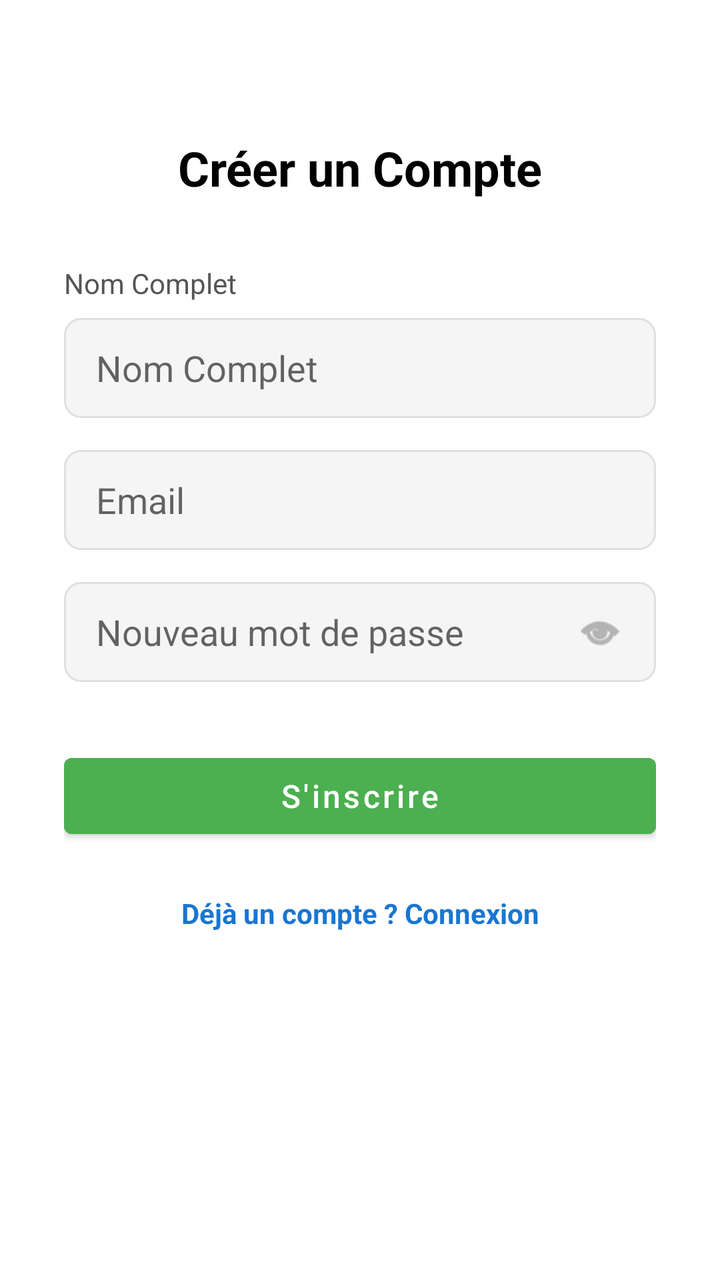
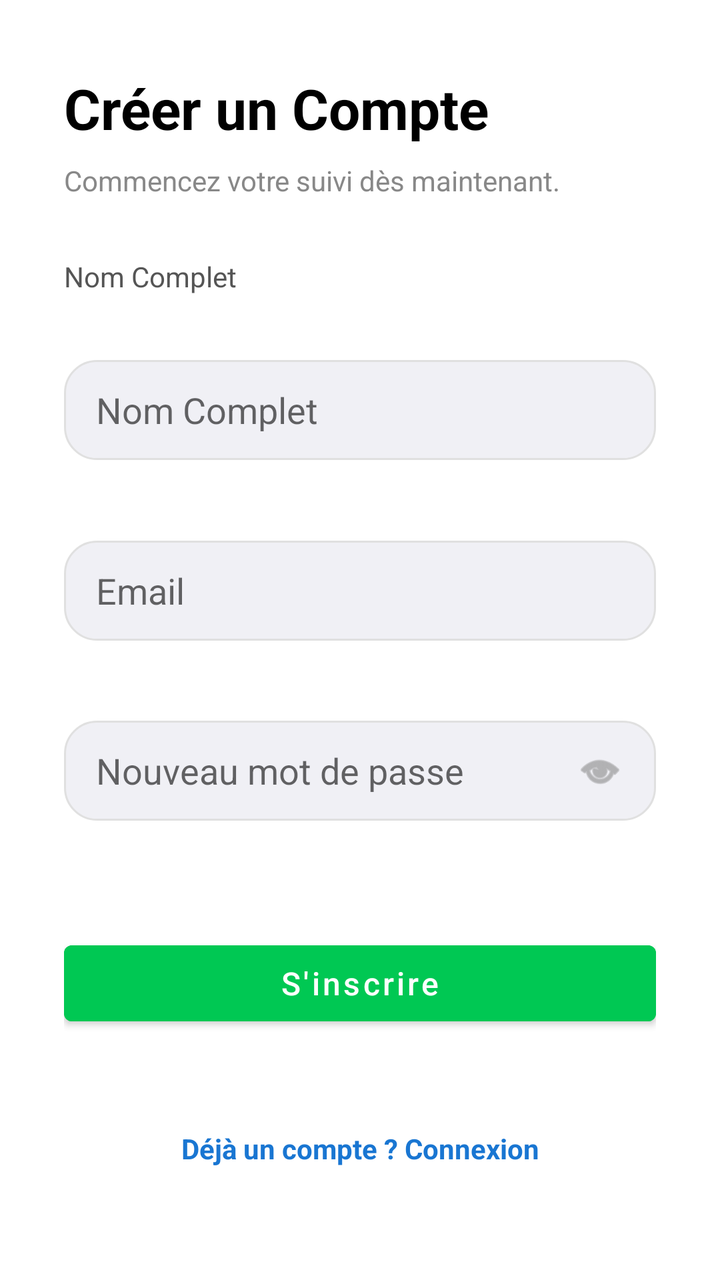

The first picture is an Android layout as it rendered before a commit; the second is the same layout after the commit. The layout source and the unified diff follow.
<!-- AndroidManifest.xml: application theme Theme.CaloriesTracker -->
<!-- res/layout/fragment_register.xml -->
<?xml version="1.0" encoding="utf-8"?>
<androidx.constraintlayout.widget.ConstraintLayout xmlns:android="http://schemas.android.com/apk/res/android"
    xmlns:app="http://schemas.android.com/apk/res-auto"
    android:layout_width="match_parent"
    android:layout_height="match_parent"
    android:background="#FFFFFF"
    android:padding="32dp">

    <TextView
        android:id="@+id/tvRegisterTitle"
        android:layout_width="wrap_content"
        android:layout_height="wrap_content"
        android:text="Créer un Compte"
        android:textColor="#000000"
        android:textSize="24sp"
        android:textStyle="bold"
        app:layout_constraintBottom_toTopOf="@+id/tvNameLabel"
        app:layout_constraintEnd_toEndOf="parent"
        app:layout_constraintStart_toStartOf="parent"
        app:layout_constraintTop_toTopOf="parent"
        app:layout_constraintVertical_bias="0.2"
        app:layout_constraintVertical_chainStyle="packed" />

    <TextView
        android:id="@+id/tvNameLabel"
        android:layout_width="wrap_content"
        android:layout_height="wrap_content"
        android:layout_marginTop="32dp"
        android:text="Nom Complet"
        android:textColor="#555555"
        android:textSize="14sp"
        app:layout_constraintBottom_toTopOf="@+id/etName"
        app:layout_constraintStart_toStartOf="parent"
        app:layout_constraintTop_toBottomOf="@+id/tvRegisterTitle" />

    <EditText
        android:id="@+id/etName"
        android:layout_width="match_parent"
        android:layout_height="50dp"
        android:layout_marginTop="8dp"
        android:background="@drawable/bg_edittext"
        android:hint="Nom Complet"
        android:inputType="textPersonName"
        android:paddingStart="16dp"
        android:paddingEnd="16dp"
        app:layout_constraintBottom_toTopOf="@+id/etEmail"
        app:layout_constraintTop_toBottomOf="@+id/tvNameLabel" />

    <EditText
        android:id="@+id/etEmail"
        android:layout_width="match_parent"
        android:layout_height="50dp"
        android:layout_marginTop="16dp"
        android:background="@drawable/bg_edittext"
        android:hint="Email"
        android:inputType="textEmailAddress"
        android:paddingStart="16dp"
        android:paddingEnd="16dp"
        app:layout_constraintBottom_toTopOf="@+id/etPassword"
        app:layout_constraintTop_toBottomOf="@+id/etName" />

    <EditText
        android:id="@+id/etPassword"
        android:layout_width="match_parent"
        android:layout_height="50dp"
        android:layout_marginTop="16dp"
        android:background="@drawable/bg_edittext"
        android:hint="Nouveau mot de passe"
        android:inputType="textPassword"
        android:paddingStart="16dp"
        android:paddingEnd="48dp"
        app:layout_constraintBottom_toTopOf="@+id/btnRegister"
        app:layout_constraintTop_toBottomOf="@+id/etEmail" />

    <ImageView
        android:layout_width="24dp"
        android:layout_height="24dp"
        android:layout_marginEnd="16dp"
        android:src="@android:drawable/ic_menu_view"
        app:tint="#888888"
        app:layout_constraintBottom_toBottomOf="@+id/etPassword"
        app:layout_constraintEnd_toEndOf="@+id/etPassword"
        app:layout_constraintTop_toTopOf="@+id/etPassword" />

    <Button
        android:id="@+id/btnRegister"
        android:layout_width="match_parent"
        android:layout_height="50dp"
        android:layout_marginTop="32dp"
        android:backgroundTint="#4CAF50"
        android:text="S'inscrire"
        android:textAllCaps="false"
        android:textColor="#FFFFFF"
        android:textSize="16sp"
        app:layout_constraintBottom_toTopOf="@+id/tvLogin"
        app:layout_constraintTop_toBottomOf="@+id/etPassword" />

    <TextView
        android:id="@+id/tvLogin"
        android:layout_width="wrap_content"
        android:layout_height="wrap_content"
        android:layout_marginTop="24dp"
        android:text="Déjà un compte ? Connexion"
        android:textColor="#1976D2"
        android:textSize="14sp"
        android:textStyle="bold"
        app:layout_constraintBottom_toBottomOf="parent"
        app:layout_constraintEnd_toEndOf="parent"
        app:layout_constraintStart_toStartOf="parent"
        app:layout_constraintTop_toBottomOf="@+id/btnRegister" />

</androidx.constraintlayout.widget.ConstraintLayout>
<!-- resources referenced by this layout -->
<resources>
  <!-- drawable bg_edittext (drawable) -->
  <?xml version="1.0" encoding="utf-8"?>
  <shape xmlns:android="http://schemas.android.com/apk/res/android">
      <solid android:color="#F5F5F5" />
      <stroke android:width="1dp" android:color="#E0E0E0" />
      <corners android:radius="8dp" />
  </shape>
  <style name="Theme.CaloriesTracker" parent="Theme.MaterialComponents.DayNight.DarkActionBar">
          
      </style>
</resources>

<!-- the commit's change to res/layout/fragment_register.xml (unified diff, before → after) -->
@@ -12,14 +12,25 @@
         android:layout_height="wrap_content"
         android:text="Créer un Compte"
         android:textColor="#000000"
-        android:textSize="24sp"
+        android:textSize="28sp"
         android:textStyle="bold"
-        app:layout_constraintBottom_toTopOf="@+id/tvNameLabel"
-        app:layout_constraintEnd_toEndOf="parent"
+        app:layout_constraintBottom_toTopOf="@+id/tvSubtitle"
         app:layout_constraintStart_toStartOf="parent"
         app:layout_constraintTop_toTopOf="parent"
-        app:layout_constraintVertical_bias="0.2"
+        app:layout_constraintVertical_bias="0.1"
         app:layout_constraintVertical_chainStyle="packed" />
+
+    <TextView
+        android:id="@+id/tvSubtitle"
+        android:layout_width="wrap_content"
+        android:layout_height="wrap_content"
+        android:layout_marginTop="8dp"
+        android:text="Commencez votre suivi dès maintenant."
+        android:textColor="#888888"
+        android:textSize="14sp"
+        app:layout_constraintBottom_toTopOf="@+id/tvNameLabel"
+        app:layout_constraintStart_toStartOf="parent"
+        app:layout_constraintTop_toBottomOf="@+id/tvRegisterTitle" />
 
     <TextView
         android:id="@+id/tvNameLabel"
@@ -87,7 +98,7 @@
         android:layout_width="match_parent"
         android:layout_height="50dp"
         android:layout_marginTop="32dp"
-        android:backgroundTint="#4CAF50"
+        android:backgroundTint="#00C853"
         android:text="S'inscrire"
         android:textAllCaps="false"
         android:textColor="#FFFFFF"
<!-- resource entries referenced after the edit -->
@@ -3,12 +3,14 @@
   <!-- drawable bg_edittext (drawable) -->
   <?xml version="1.0" encoding="utf-8"?>
   <shape xmlns:android="http://schemas.android.com/apk/res/android">
-      <solid android:color="#F5F5F5" />
+      <solid android:color="#F0F0F5" />
       <stroke android:width="1dp" android:color="#E0E0E0" />
-      <corners android:radius="8dp" />
+      <corners android:radius="16dp" />
   </shape>
-  <style name="Theme.CaloriesTracker" parent="Theme.MaterialComponents.DayNight.DarkActionBar">
+  <style name="Theme.CaloriesTracker" parent="Theme.MaterialComponents.DayNight.NoActionBar">
           
+          <item name="android:statusBarColor">@android:color/transparent</item>
+          <item name="android:windowLightStatusBar">true</item>
       </style>
 </resources>
 
